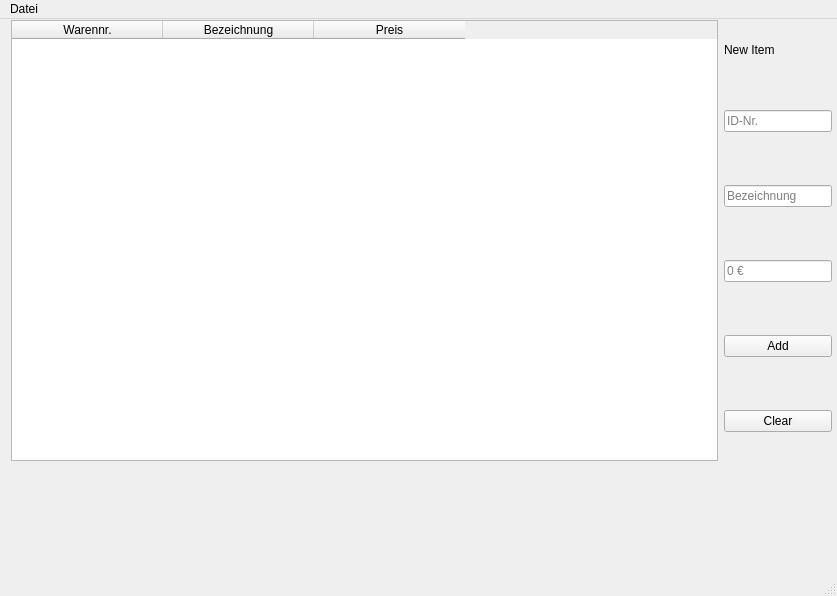
The window that mainwindow.ui (Air-Jorda/Qt-Warenliste) describes before a commit, drawn with Qt 5.
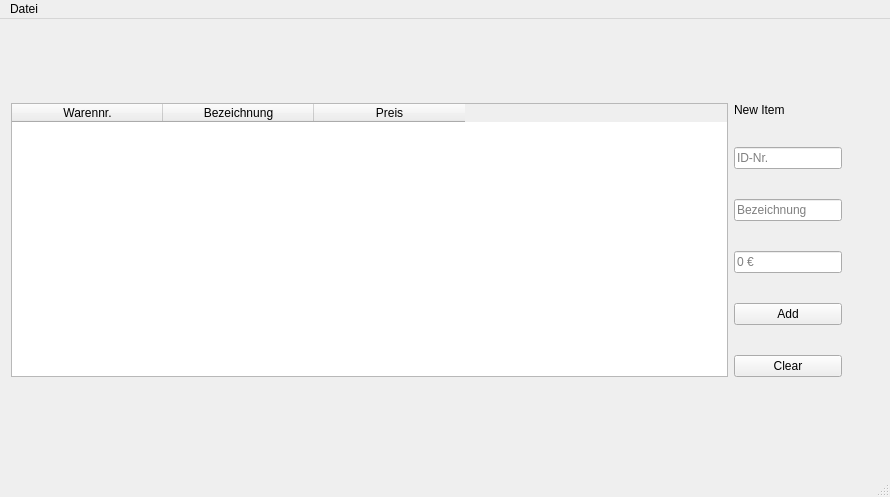
The same window after the commit.

The edit to the form file:
```diff
--- a/mainwindow.ui
+++ b/mainwindow.ui
@@ -6,12 +6,12 @@
    <rect>
     <x>0</x>
     <y>0</y>
-    <width>837</width>
-    <height>596</height>
+    <width>890</width>
+    <height>497</height>
    </rect>
   </property>
   <property name="sizePolicy">
-   <sizepolicy hsizetype="Expanding" vsizetype="Expanding">
+   <sizepolicy hsizetype="Preferred" vsizetype="Preferred">
     <horstretch>0</horstretch>
     <verstretch>0</verstretch>
    </sizepolicy>
@@ -20,17 +20,23 @@
    <string>Warenliste</string>
   </property>
   <widget class="QWidget" name="centralwidget">
-   <widget class="QWidget" name="">
+   <property name="sizePolicy">
+    <sizepolicy hsizetype="Expanding" vsizetype="Expanding">
+     <horstretch>0</horstretch>
+     <verstretch>0</verstretch>
+    </sizepolicy>
+   </property>
+   <widget class="QWidget" name="layoutWidget">
     <property name="geometry">
      <rect>
       <x>11</x>
       <y>1</y>
-      <width>821</width>
+      <width>831</width>
       <height>441</height>
      </rect>
     </property>
-    <layout class="QHBoxLayout" name="horizontalLayout" stretch="2,0">
-     <item>
+    <layout class="QGridLayout" name="gridLayout" columnstretch="2,0">
+     <item row="0" column="0">
       <widget class="QTableWidget" name="tab_warenliste">
        <property name="sizePolicy">
         <sizepolicy hsizetype="Preferred" vsizetype="Preferred">
@@ -73,8 +79,8 @@
        </column>
       </widget>
      </item>
-     <item>
-      <layout class="QVBoxLayout" name="verticalLayout" stretch="0,0,0,0,0,0">
+     <item row="0" column="1">
+      <layout class="QVBoxLayout" name="verticalLayout" stretch="1,1,1,1,1,1">
        <property name="spacing">
         <number>30</number>
        </property>
@@ -168,7 +174,7 @@
     <rect>
      <x>0</x>
      <y>0</y>
-     <width>837</width>
+     <width>890</width>
      <height>26</height>
     </rect>
    </property>
```
Left out of the diff: 22 changed lines with no effect on the pictures.
